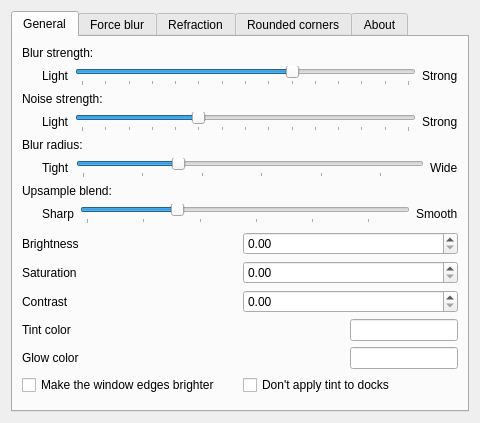
Above: src/kcm/blur_config.ui from PKMNPlatin/kwin-effects-snell-glass before the change. Below: the same form after it.
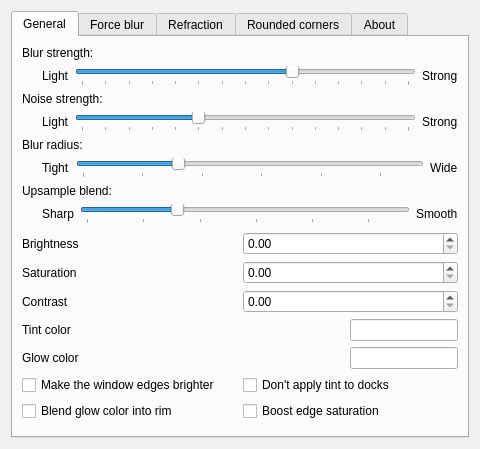
That is the form after the change. Custom widgets are drawn as their Qt base class.

Commit message: feat: add blend glow color and boost edge saturation options

```diff
--- a/src/kcm/blur_config.ui
+++ b/src/kcm/blur_config.ui
@@ -443,6 +443,24 @@
          </item>
         </layout>
        </item>
+       <item>
+        <layout class="QHBoxLayout">
+         <item>
+          <widget class="QCheckBox" name="kcfg_BlendGlowColor">
+           <property name="text">
+            <string>Blend glow color into rim</string>
+           </property>
+          </widget>
+         </item>
+         <item>
+          <widget class="QCheckBox" name="kcfg_BoostEdgeSaturation">
+           <property name="text">
+            <string>Boost edge saturation</string>
+           </property>
+          </widget>
+         </item>
+        </layout>
+       </item>
        <item>
         <widget class="QWidget" name="widget" native="true">
          <property name="sizePolicy">
```
The commit also changes 6 other files.
